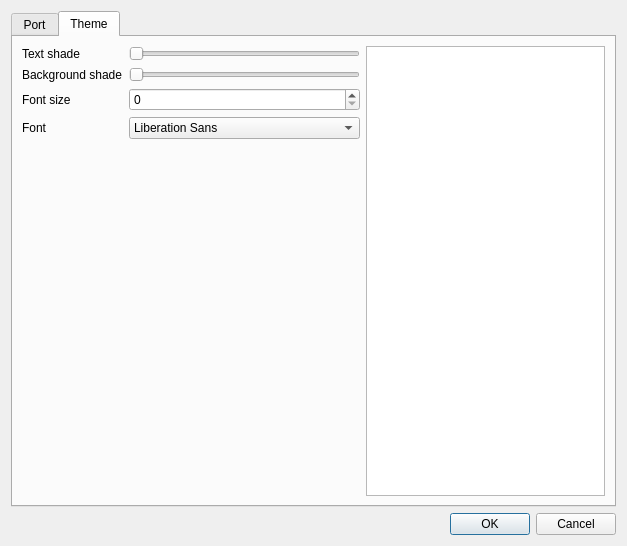
Above: src/preferencesdialog.ui from oleg-politechnik/qMinicom before the change. Below: the same form after it.
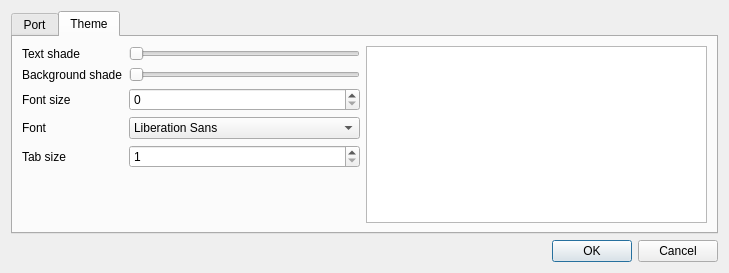
That is the form after the change. The open tabs and pages were chosen to show the change.

Commit message: introduced a 'tab width' setting

```diff
--- a/src/preferencesdialog.ui
+++ b/src/preferencesdialog.ui
@@ -6,8 +6,8 @@
    <rect>
     <x>0</x>
     <y>0</y>
-    <width>627</width>
-    <height>546</height>
+    <width>729</width>
+    <height>273</height>
    </rect>
   </property>
   <property name="windowTitle">
@@ -152,6 +152,20 @@
            </property>
           </widget>
          </item>
+         <item row="4" column="0">
+          <widget class="QLabel" name="label_8">
+           <property name="text">
+            <string>Tab size</string>
+           </property>
+          </widget>
+         </item>
+         <item row="4" column="1">
+          <widget class="QSpinBox" name="tabSizeSpinBox">
+           <property name="minimum">
+            <number>1</number>
+           </property>
+          </widget>
+         </item>
         </layout>
        </item>
        <item>
```
Left out of the diff: 2 changed lines with no effect on the pictures. The commit also changes 4 other files.
